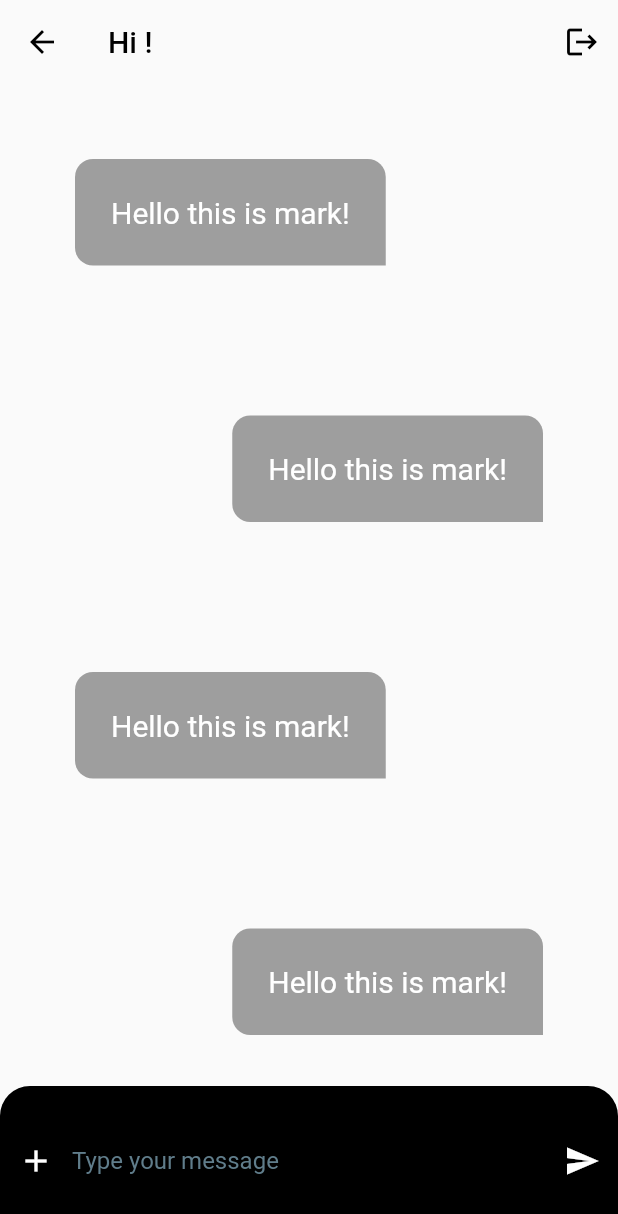
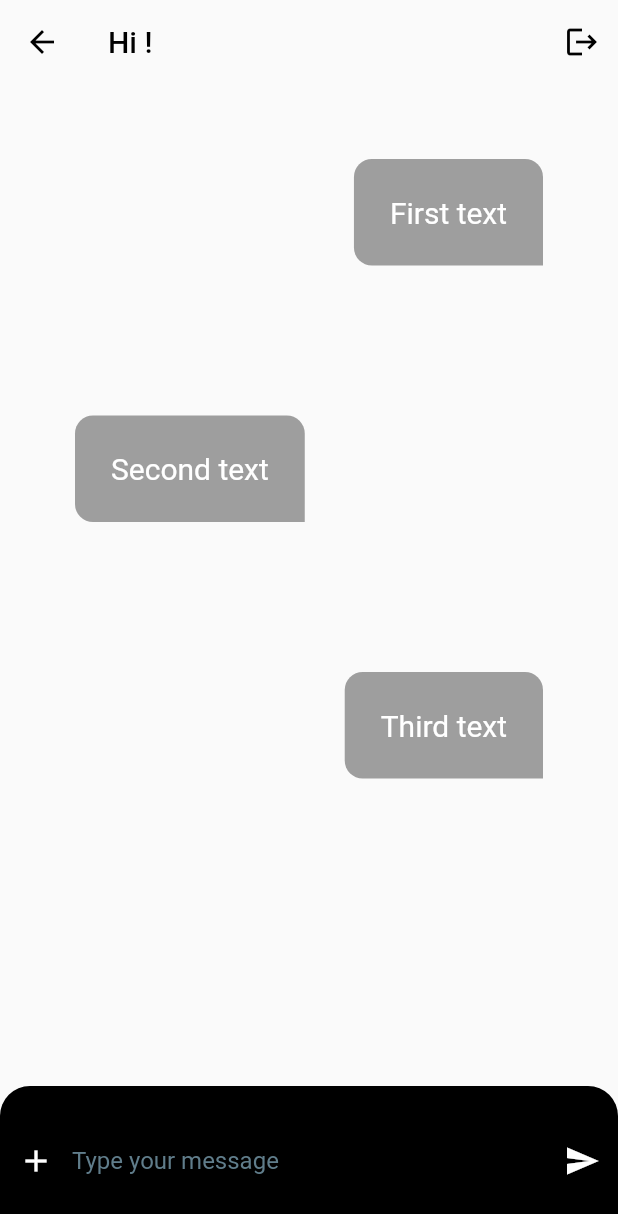
Before and after one commit to Zian2322/chat_apps, a Flutter app: the ChatPage screen opened directly with empty values, on a phone screen of 412 x 824 dp. Shown: the top 1214 px of the screen. Run offline on Flutter 3.47's test engine with Material 2 defaults, Android fonts, the phone set to English and light mode, and no system bars; our stand-ins replace google_fonts; missing offline and left inert: social_media_buttons.

Commit message:
Generics in Dart

```diff
--- a/lib/chat_page.dart
+++ b/lib/chat_page.dart
@@ -4,7 +4,28 @@ import 'package:chat_apps/widgets/chat_input.dart';
 import 'package:flutter/material.dart';
 
 class ChatPage extends StatelessWidget {
-  const ChatPage({Key? key}) : super(key: key);
+  ChatPage({Key? key}) : super(key: key);
+
+  final List<ChatMessageEntity> _messages = [
+    ChatMessageEntity(
+      text: 'First text',
+      id: '1',
+      createdAt: 2131231442,
+      author: Author(userName: 'mark45'),
+    ),
+    ChatMessageEntity(
+      text: 'Second text',
+      id: '2',
+      createdAt: 2131231443,
+      author: Author(userName: 'jane'),
+    ),
+    ChatMessageEntity(
+      text: 'Third text',
+      id: '3',
+      createdAt: 2131231444,
+      author: Author(userName: 'mark45'),
+    ),
+  ];
 
   @override
   Widget build(BuildContext context) {
@@ -29,17 +50,13 @@ class ChatPage extends StatelessWidget {
         children: [
           Expanded(
             child: ListView.builder(
-              itemCount: 10,
+              itemCount: _messages.length,
               itemBuilder: (context, index) {
                 return ChatBubble(
-                  alignment:
-                  index % 2 == 0 ? Alignment.centerLeft : Alignment.centerRight,
-                  entity: ChatMessageEntity(
-                    id: '1234',
-                    text: 'Hello this is mark!',
-                    createdAt: DateTime.now().millisecondsSinceEpoch,
-                    author: Author(userName: 'mark45'),
-                  ),
+                  alignment: _messages[index].author.userName == 'mark45'
+                      ? Alignment.centerRight
+                      : Alignment.centerLeft,
+                  entity: _messages[index],
                 );
               },
             ),
```
